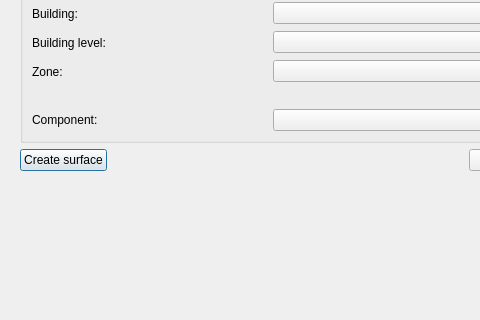
The window that SIM-VICUS/src/SVPropVertexListWidget.ui (ghorwin/SIM-VICUS) describes before a commit, drawn with Qt 5; both pictures show x 0 to 480 and y 101 to 421 of the 569 by 558 pixel window.
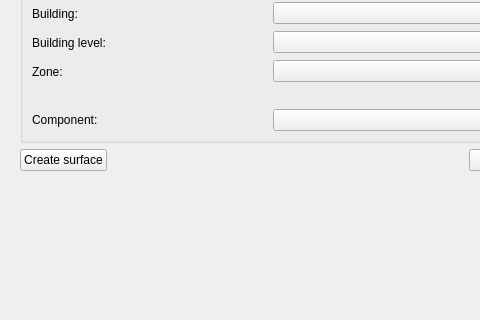
The same window after the commit. The open tabs and pages were chosen to show the change. Icons and pictures are not drawn. Custom widgets are drawn as their Qt base class.

What changed in the file:
```diff
--- a/SIM-VICUS/src/SVPropVertexListWidget.ui
+++ b/SIM-VICUS/src/SVPropVertexListWidget.ui
@@ -265,9 +265,6 @@
          <property name="text">
           <string>Create surface</string>
          </property>
-         <property name="default">
-          <bool>true</bool>
-         </property>
         </widget>
        </item>
        <item row="2" column="1">
```
Left out of the diff: 74 changed lines with no effect on the pictures.
